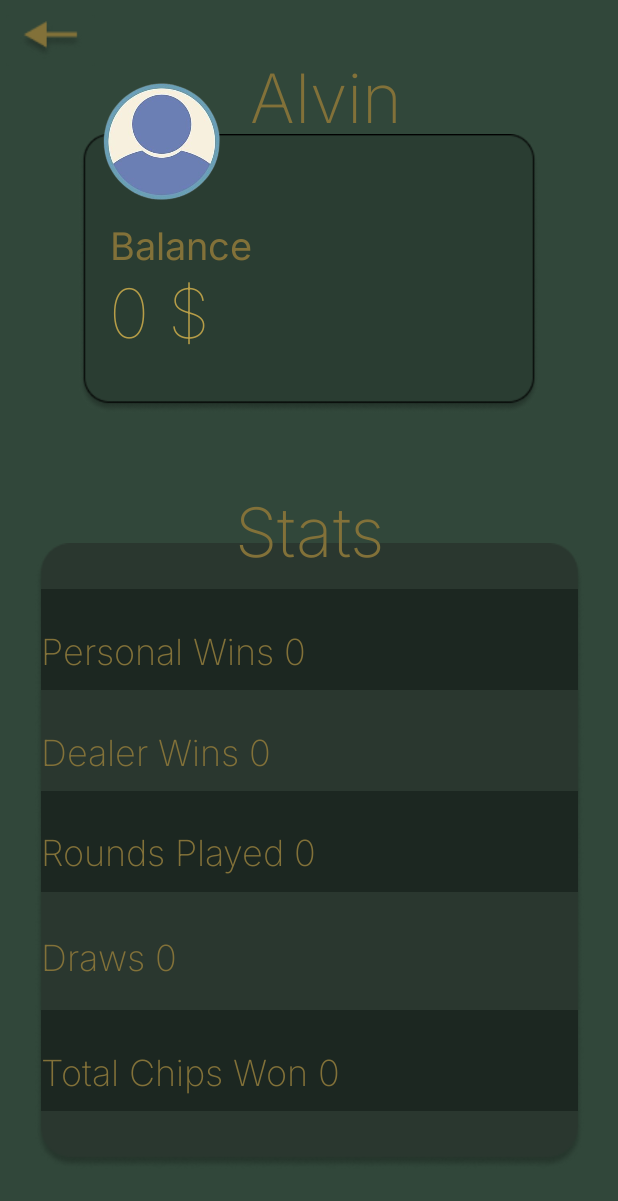
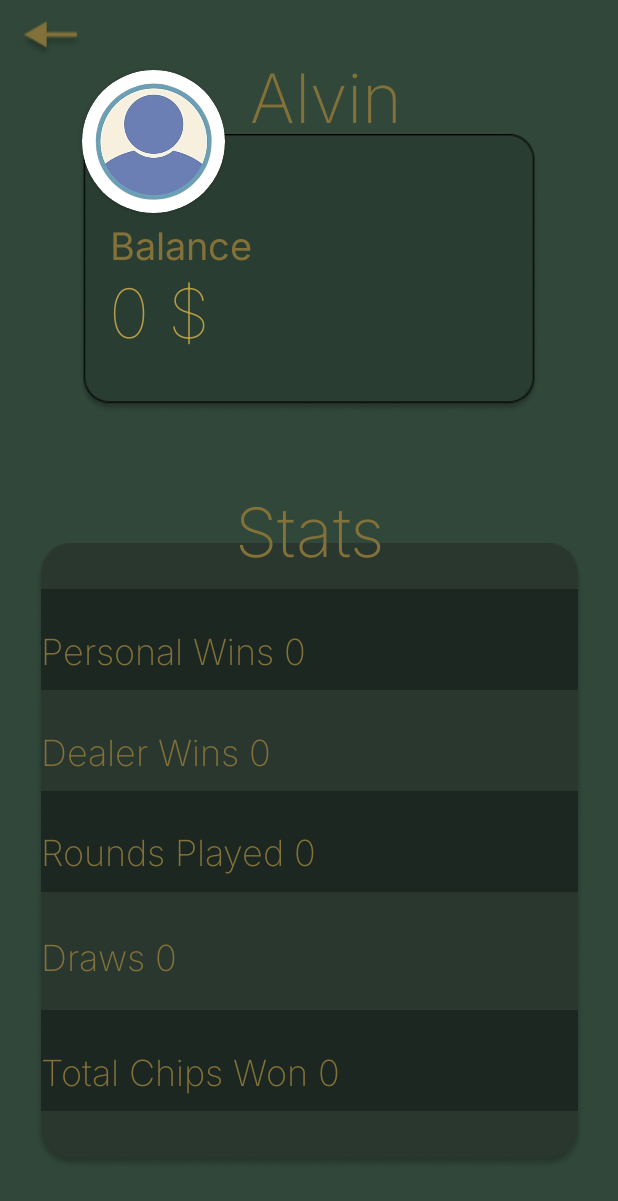
Before and after one commit to alvinjhson/CardGame, an Android app: the screen it shows after launch (StatisticActivity2), after a tap on "STATISTIC", on a phone screen of 412 x 824 dp. Shown: the top 1201 px of the screen. Run offline under Robolectric (Android 15) with nearby library versions, the phone set to English and light mode, and no system bars.

Commit message:
you can set player picture from photos

```diff
--- a/app/src/main/AndroidManifest.xml
+++ b/app/src/main/AndroidManifest.xml
@@ -1,6 +1,7 @@
 <?xml version="1.0" encoding="utf-8"?>
 <manifest xmlns:android="http://schemas.android.com/apk/res/android"
     xmlns:tools="http://schemas.android.com/tools">
+    <uses-permission android:name="android.permission.READ_EXTERNAL_STORAGE"></uses-permission>
 
     <application
         android:allowBackup="true"
--- a/app/src/main/java/com/example/cardgame/StatisticActivity2.kt
+++ b/app/src/main/java/com/example/cardgame/StatisticActivity2.kt
@@ -1,17 +1,39 @@
 package com.example.cardgame
 
+import android.app.Activity
+import android.content.Context
 import android.content.Intent
+import android.content.pm.PackageManager
+import android.graphics.Bitmap
+import android.graphics.ImageDecoder
+import android.net.Uri
+import android.os.Build
 import androidx.appcompat.app.AppCompatActivity
 import android.os.Bundle
+import android.provider.MediaStore
+import android.view.View
 import android.widget.Button
 import android.widget.ImageButton
+import android.widget.ImageView
 import android.widget.TextView
+import androidx.core.app.ActivityCompat
+import androidx.core.content.ContextCompat
+import androidx.core.content.PackageManagerCompat
 import org.w3c.dom.Text
+import android.Manifest
+import android.graphics.BitmapFactory
+import java.io.File
+import java.io.FileOutputStream
 
 
 class StatisticActivity2 : AppCompatActivity() {
 
     var play = PlayActivity()
+
+    companion object {
+        val IMAGE_REQUEST_CODE = 1_000;
+        val MY_PERMISSIONS_REQUEST_READ_EXTERNAL_STORAGE = 1_001;
+    }
 
     lateinit var playerWinsView : TextView
     lateinit var dealerWinsView : TextView
@@ -20,10 +42,12 @@ class StatisticActivity2 : AppCompatActivity() {
     lateinit var playerBalanceView : TextView
     lateinit var totalChipsWonView: TextView
     lateinit var playerNameView : TextView
+    lateinit var setPlayerView : ImageView
 
     override fun onCreate(savedInstanceState: Bundle?) {
         super.onCreate(savedInstanceState)
         setContentView(R.layout.activity_statistic2)
+        setPlayerView = findViewById(R.id.setPlayerImageView)
         playerWinsView = findViewById(R.id.playerWinsView)
         dealerWinsView = findViewById(R.id.dealerWinView)
         roundsPlayedWins = findViewById(R.id.roundsPlayedView)
@@ -32,6 +56,15 @@ class StatisticActivity2 : AppCompatActivity() {
         totalChipsWonView = findViewById(R.id.totalChipsWonView)
         playerNameView = findViewById(R.id.playerTextView)
 
+        val sharedPreferences = getSharedPreferences("MyPreferences", Context.MODE_PRIVATE)
+        val imagePath = sharedPreferences.getString("ImagePath", null)
+        if (imagePath != null) {
+            val imageFile = File(imagePath)
+            if (imageFile.exists()) {
+                val bitmap = BitmapFactory.decodeFile(imagePath)
+                setPlayerView.setImageBitmap(bitmap)
+            }
+        }
         val homeButton = findViewById<ImageButton>(R.id.homeButton)
         val playerWins = intent.getIntExtra("playerWins", 0)
         val dealerWins = intent.getIntExtra("dealerWins", 0)
@@ -48,11 +81,37 @@ class StatisticActivity2 : AppCompatActivity() {
             showTotalChipsWon(totalChipsWon)
             showPlayerName()
 
+        setPlayerView.setOnClickListener {
+            pickImageFromGallery()
+        }
             homeButton.setOnClickListener {
                 val intent = Intent(this, MainActivity::class.java)
                 startActivity(intent)
             }
     }
+    private fun pickImageFromGallery() {
+        val intent = Intent(Intent.ACTION_PICK)
+       intent.type = "image/*"
+        startActivityForResult(intent, IMAGE_REQUEST_CODE)
+    }
+
+  override fun onActivityResult(requestCode: Int, resultCode: Int, data: Intent?) {
+      super.onActivityResult(requestCode, resultCode, data)
+      if (requestCode == IMAGE_REQUEST_CODE && resultCode == RESULT_OK) {
+          val imageUri = data?.data
+          val bitmap = MediaStore.Images.Media.getBitmap(this.contentResolver, imageUri)
+          val file = File(filesDir, "myImage.jpg")
+          val out = FileOutputStream(file)
+          bitmap.compress(Bitmap.CompressFormat.JPEG, 100, out)
+          out.flush()
+          out.close()
+          val sharedPreferences = getSharedPreferences("MyPreferences", Context.MODE_PRIVATE)
+          val editor = sharedPreferences.edit()
+          editor.putString("ImagePath", file.absolutePath)
+          editor.apply()
+          setPlayerView.setImageBitmap(bitmap)
+      }
+  }
     fun showPlayerWins(playerWins: Int) {
         val personalWins = playerWins.toString()
         playerWinsView.text = "Personal Wins $personalWins"
--- /dev/null
+++ b/app/src/main/res/drawable/imageshape.xml
@@ -0,0 +1,6 @@
+<?xml version="1.0" encoding="utf-8"?>
+
+<shape xmlns:android="http://schemas.android.com/apk/res/android"
+    android:shape="oval">
+    <solid android:color="@color/green"/>
+</shape>
--- a/app/src/main/res/layout/activity_statistic2.xml
+++ b/app/src/main/res/layout/activity_statistic2.xml
@@ -5,6 +5,7 @@
     android:layout_width="match_parent"
     android:layout_height="match_parent"
     android:background="#31473A"
+    android:onClick="pickPhoto"
     tools:context=".StatisticActivity2">
 
     <TextView
@@ -184,18 +185,6 @@
         app:layout_constraintTop_toTopOf="parent"
         app:layout_constraintVertical_bias="0.227" />
 
-    <ImageView
-        android:id="@+id/imageView10"
-        android:layout_width="111dp"
-        android:layout_height="95dp"
-        app:layout_constraintBottom_toBottomOf="parent"
-        app:layout_constraintEnd_toEndOf="parent"
-        app:layout_constraintHorizontal_bias="0.173"
-        app:layout_constraintStart_toStartOf="parent"
-        app:layout_constraintTop_toTopOf="parent"
-        app:layout_constraintVertical_bias="0.064"
-        app:srcCompat="@drawable/_e4fd3fd8f2aff9c26b15c1f1c23b11e_removebg_preview" />
-
     <ImageButton
         android:id="@+id/homeButton"
         android:layout_width="wrap_content"
@@ -223,5 +212,25 @@
         app:layout_constraintStart_toStartOf="parent"
         app:layout_constraintTop_toTopOf="parent"
         app:layout_constraintVertical_bias="0.421" />
+    <androidx.cardview.widget.CardView
+        android:id="@+id/cardView"
+        android:layout_width="95dp"
+        android:layout_height="95dp"
+        app:cardCornerRadius="47.5dp"
+        app:layout_constraintBottom_toBottomOf="parent"
+        app:layout_constraintEnd_toEndOf="parent"
+        app:layout_constraintHorizontal_bias="0.173"
+        app:layout_constraintStart_toStartOf="parent"
+        app:layout_constraintTop_toTopOf="parent"
+        app:layout_constraintVertical_bias="0.064">
+
+        <ImageView
+            android:id="@+id/setPlayerImageView"
+            android:layout_width="match_parent"
+            android:layout_height="match_parent"
+            android:scaleType="centerCrop"
+            app:srcCompat="@drawable/_e4fd3fd8f2aff9c26b15c1f1c23b11e_removebg_preview" />
+
+    </androidx.cardview.widget.CardView>
 
 </androidx.constraintlayout.widget.ConstraintLayout>
--- a/app/src/main/res/values/colors.xml
+++ b/app/src/main/res/values/colors.xml
@@ -2,4 +2,6 @@
 <resources>
     <color name="black">#FF000000</color>
     <color name="white">#FFFFFFFF</color>
+    <color name="green">#2A3D32</color>
+
 </resources>
```
Also changed, not shown: app/src/main/java/com/example/cardgame/DeckOfCards.kt (deleted, +0 -18 lines).
